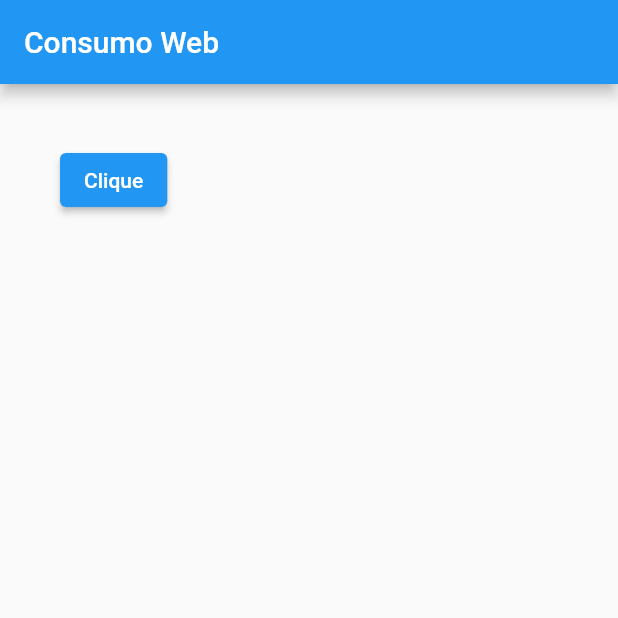
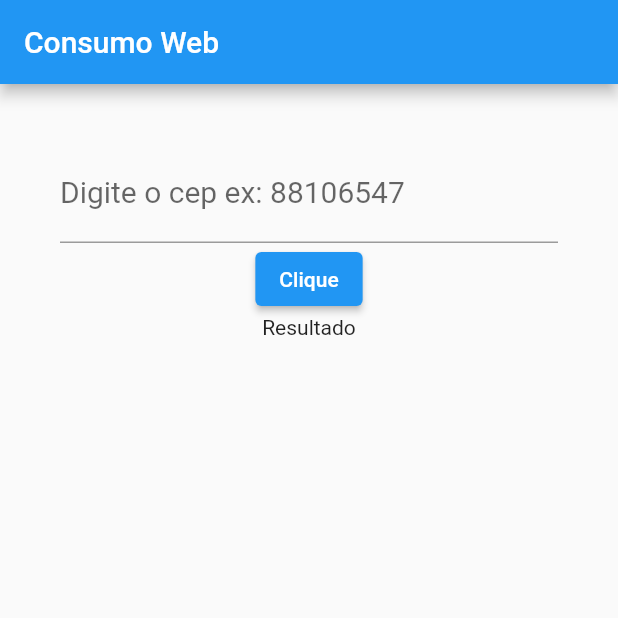
Before and after one commit to andrade-klw/flutter_bitcoin, a Flutter app: the screen it shows after launch, after a tap on "Clique", on a phone screen of 412 x 824 dp, the top half of it. Run offline on Flutter 3.47's test engine with Material 2 defaults, Android fonts, the phone set to English and light mode, and no system bars; network calls fail.

Commit message:
criado gerência de estado e recuperação de dados

```diff
--- a/lib/Home.dart
+++ b/lib/Home.dart
@@ -8,8 +8,12 @@ class Home extends StatefulWidget {
 }
 
 class _HomeState extends State<Home> {
+  TextEditingController _controllerCep = TextEditingController();
+  String _resultado = "Resultado";
+
   _recuperarCep() async {
-    var url = Uri.parse("http://viacep.com.br/ws/88106547/json");
+    String cepDigitado = _controllerCep.text;
+    var url = Uri.parse("http://viacep.com.br/ws/${cepDigitado}/json");
 
     http.Response response;
     response = await http.get(url);
@@ -18,6 +22,10 @@ class _HomeState extends State<Home> {
     String logradouro = retorno["logradouro"];
     String complemento = retorno["complemento"];
     String bairro = retorno["bairro"];
+
+    setState(() {
+      _resultado = "${logradouro}, ${complemento}, ${bairro}";
+    });
 
     print(
         "Logradouro: ${logradouro} complemento: ${complemento} bairro: ${bairro}");
@@ -33,10 +41,18 @@ class _HomeState extends State<Home> {
         padding: EdgeInsets.all(40),
         child: Column(
           children: [
+            TextField(
+              keyboardType: TextInputType.number,
+              decoration:
+                  InputDecoration(labelText: "Digite o cep ex: 88106547"),
+              style: TextStyle(fontSize: 20),
+              controller: _controllerCep,
+            ),
             ElevatedButton(
               onPressed: _recuperarCep,
               child: Text("Clique"),
-            )
+            ),
+            Text(_resultado)
           ],
         ),
       ),
```
